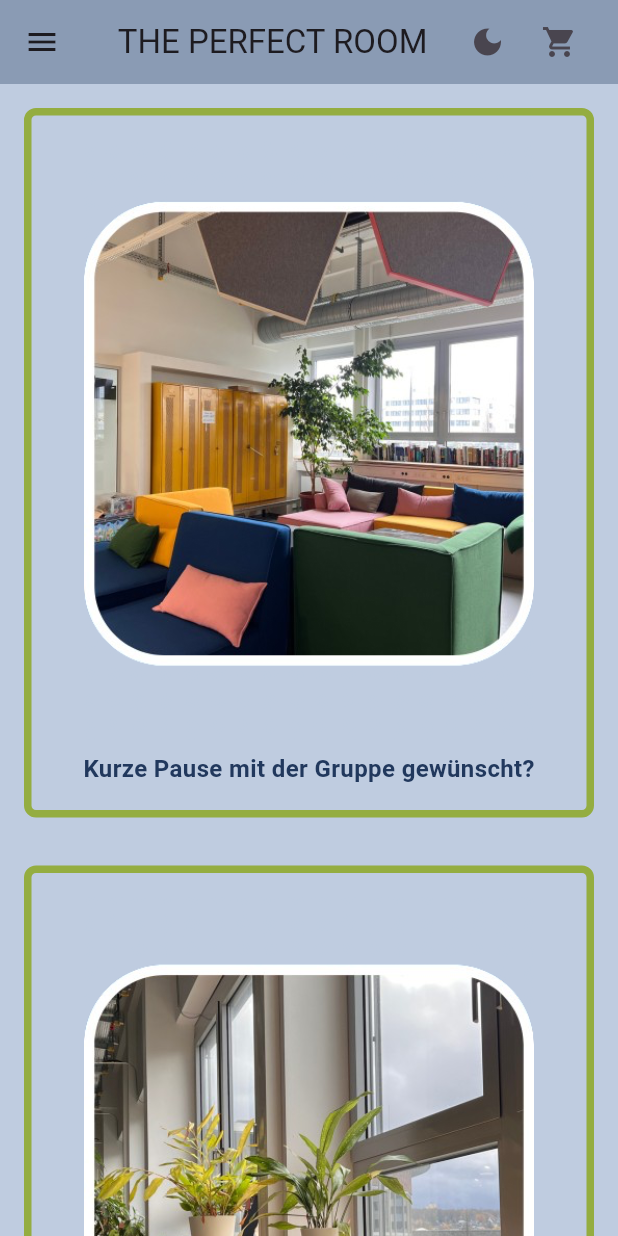
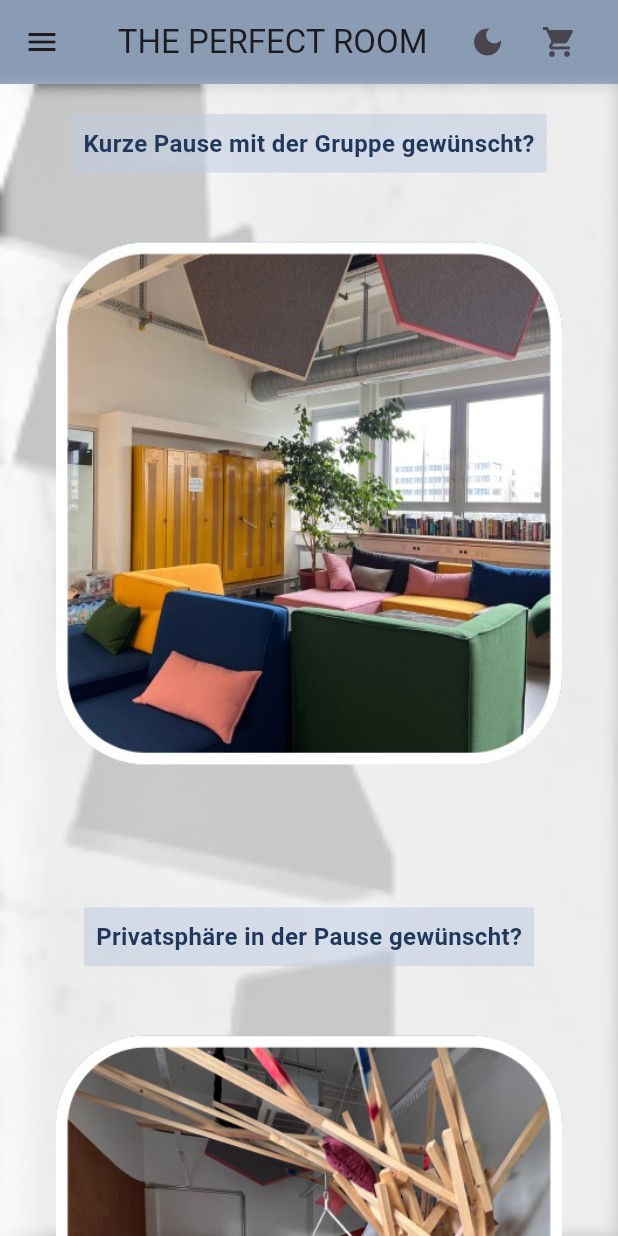
Before and after one commit to gamze1806/Rub_Face, a Flutter app: the CustomPage screen opened by its route, on a phone screen of 412 x 824 dp. Run offline on Flutter 3.47's test engine with Material 3 defaults, Android fonts, the phone set to English and light mode, and no system bars.

Commit message:
add new features

```diff
--- a/lib/cart_page.dart
+++ b/lib/cart_page.dart
@@ -17,7 +17,7 @@ class CartPage extends StatelessWidget {
           elevation: 4,
         ),
         body: Padding(
-          padding: const EdgeInsets.symmetric(vertical: 8.0, horizontal: 25.0),
+          padding: const EdgeInsets.symmetric(vertical: 8.0, horizontal: 15.0),
           child: Column(
             children: [
               Expanded(
--- a/lib/main.dart
+++ b/lib/main.dart
@@ -5,6 +5,7 @@ import 'package:rub_face/models/cart_model.dart';
 import 'package:rub_face/pages/event_pages/cat.dart';
 import 'package:rub_face/pages/event_pages/mask.dart';
 import 'package:rub_face/pages/event_pages/rooms.dart';
+import 'package:rub_face/pages/event_pages/spider.dart';
 import 'package:rub_face/pages/event_pages/spiral.dart';
 import 'package:rub_face/pages/menu_page.dart';
 import 'package:rub_face/pages/start_page.dart';
@@ -33,6 +34,7 @@ class RubFace extends StatelessWidget {
         '/maskPage': (context) => RobotsPage(),
         '/spiralPage': (context) => ArtOfSpirals(),
         '/catPage': (context) => CatPage(),
+        '/spiderPage': (context) => SpiderPage(),
         '/customPage': (context) => CustomPage(),
         '/cartPage': (context) => CartPage(),
       },
--- a/lib/pages/event_pages/rooms.dart
+++ b/lib/pages/event_pages/rooms.dart
@@ -1,3 +1,6 @@
+import 'dart:math';
+import 'dart:ui';
+
 import 'package:flutter/material.dart';
 
 class CustomPage extends StatelessWidget {
@@ -25,11 +28,33 @@ class CustomPage extends StatelessWidget {
           )
         ],
       ),
-      body: ListView(
+      body: Stack(
+        fit: StackFit.expand,
+        children: [
+          Transform.rotate(
+            angle: 45 * (pi / 1), // Rotationswinkel in Grad
+            child: Image.asset(
+              "lib/images/BG4.png", // Pfad zu deinem Hintergrundbild
+              fit: BoxFit.cover,
+            ),
+          ),
+          // Verblasenes Hintergrundbild
+          ImageFiltered(
+            imageFilter: ImageFilter.blur(sigmaX: 5.0, sigmaY: 5.0),
+            child: Container(
+              color:
+                  Colors.white.withOpacity(0.7), // Verblasste Hintergrundfarbe
+            ),
+          ),
+          ListView(
             children: [
               CustomWidget(
                 imagePath: "lib/images/M5.png",
                 title: "Kurze Pause mit der Gruppe gewünscht?",
+              ),
+              CustomWidget(
+                imagePath: "lib/images/M2.png",
+                title: "Privatsphäre in der Pause gewünscht?",
               ),
               CustomWidget(
                 imagePath: "lib/images/M7.png",
@@ -38,6 +63,8 @@ class CustomPage extends StatelessWidget {
               CustomWidget(
                 imagePath: "lib/images/M6.png",
                 title: "Mal anders als sonst..",
+              ),
+            ],
           ),
         ],
       ),
@@ -54,29 +81,33 @@ class CustomWidget extends StatelessWidget {
   @override
   Widget build(BuildContext context) {
     return Container(
-      margin: EdgeInsets.all(16.0),
-      padding: EdgeInsets.all(16.0),
+      margin: EdgeInsets.all(10.0),
+      padding: EdgeInsets.all(10.0),
       decoration: BoxDecoration(
-        border: Border.all(
+          /*border: Border.all(
           color: Color.fromARGB(255, 148, 173, 64),
           width: 5,
         ),
-        borderRadius: BorderRadius.circular(8.0),
+        borderRadius: BorderRadius.circular(8.0),*/
           ),
       child: Column(
         children: [
-          Image.asset(
-            imagePath,
-            height: 400,
-            width: 400,
-          ),
-          SizedBox(height: 8.0),
-          Text(
+          Container(
+            color: Color.fromARGB(142, 191, 204, 224),
+            padding: EdgeInsets.all(8.0),
+            child: Text(
               title,
               style: TextStyle(
                 fontSize: 16.0,
                 fontWeight: FontWeight.bold,
-                color: Color.fromARGB(255, 33, 56, 93)),
+                color: Color.fromARGB(255, 33, 56, 93),
+              ),
+            ),
+          ),
+          Image.asset(
+            imagePath,
+            height: 450,
+            width: 450,
           ),
         ],
       ),
--- a/lib/pages/start_page.dart
+++ b/lib/pages/start_page.dart
@@ -46,7 +46,7 @@ class _StartPageState extends State<StartPage> {
             SizedBox(height: 15),
             Center(
               child: Image.asset(
-                "lib/images/M1.png",
+                "lib/images/M5.png",
                 height: 450,
               ),
             ),
```
Also changed, not shown: lib/models/cart_model.dart (+20 -10 lines), lib/pages/event_pages/spider.dart (added, +167 -0 lines), lib/pages/menu_page.dart (+8 -1 lines), lib/images/BG.png (added), lib/images/BG2.png (added), lib/images/BG3.png (added), lib/images/BG4.png (added). Lines whose indentation alone changed are shown as unchanged.
